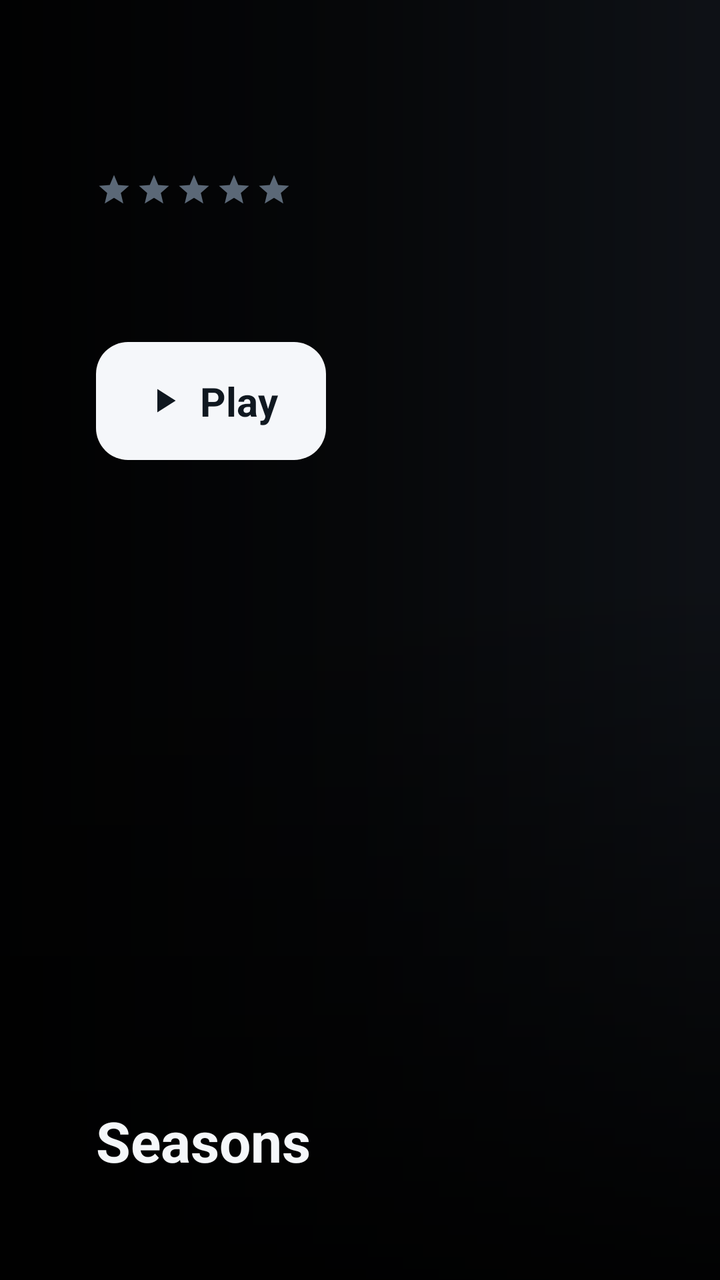
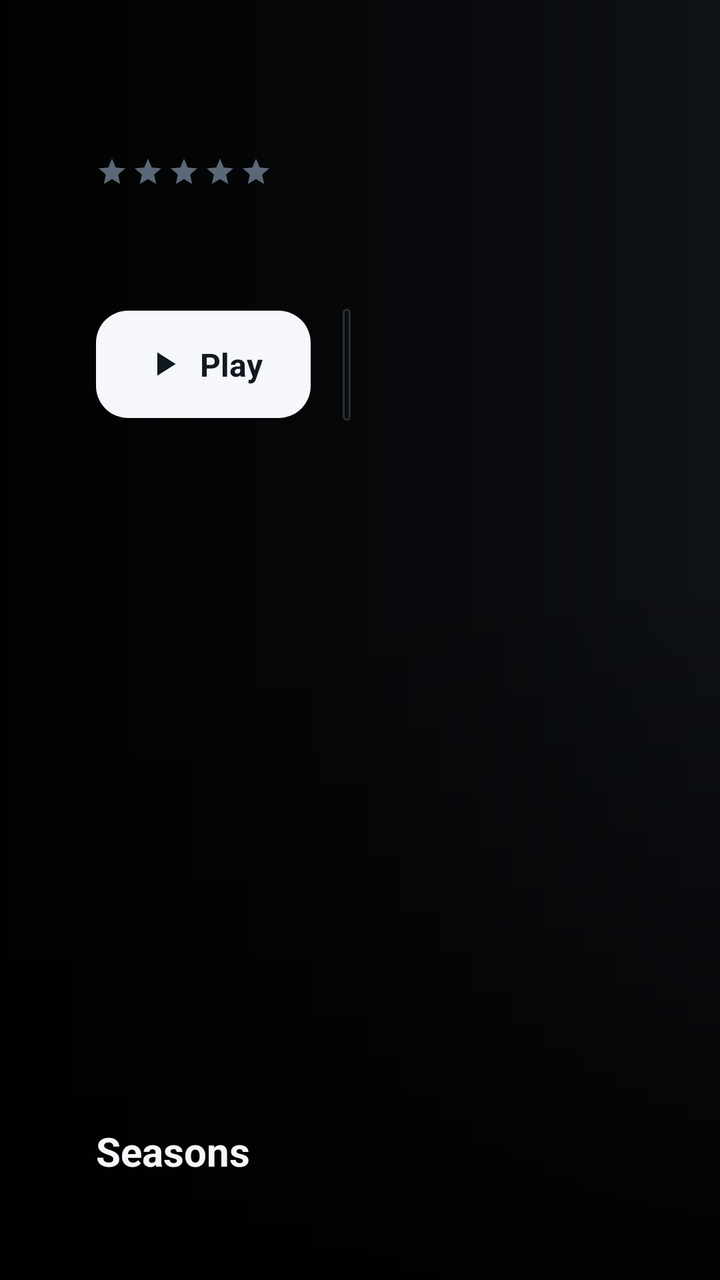

Screens rendered from an Android XML layout before and after an edit, with the pre-edit source and the edit as a unified diff.
<!-- AndroidManifest.xml: application theme Theme.IptvPlayer -->
<!-- res/layout/activity_series_detail.xml -->
<?xml version="1.0" encoding="utf-8"?>
<androidx.constraintlayout.widget.ConstraintLayout
    xmlns:android="http://schemas.android.com/apk/res/android"
    xmlns:app="http://schemas.android.com/apk/res-auto"
    android:layout_width="match_parent"
    android:layout_height="match_parent"
    android:background="@color/bg_root">

    <ImageView
        android:id="@+id/detailBackdrop"
        android:layout_width="0dp"
        android:layout_height="0dp"
        android:scaleType="centerCrop"
        android:contentDescription="@string/nav_series"
        app:layout_constraintTop_toTopOf="parent"
        app:layout_constraintBottom_toBottomOf="parent"
        app:layout_constraintStart_toStartOf="parent"
        app:layout_constraintEnd_toEndOf="parent" />

    <View
        android:layout_width="0dp"
        android:layout_height="0dp"
        android:background="@drawable/bg_scrim_left"
        app:layout_constraintTop_toTopOf="parent"
        app:layout_constraintBottom_toBottomOf="parent"
        app:layout_constraintStart_toStartOf="parent"
        app:layout_constraintEnd_toEndOf="parent" />

    <View
        android:layout_width="0dp"
        android:layout_height="360dp"
        android:background="@drawable/bg_scrim_bottom"
        app:layout_constraintBottom_toBottomOf="parent"
        app:layout_constraintStart_toStartOf="parent"
        app:layout_constraintEnd_toEndOf="parent" />

    <androidx.constraintlayout.widget.Guideline
        android:id="@+id/heroGuideline"
        android:layout_width="wrap_content"
        android:layout_height="wrap_content"
        android:orientation="vertical"
        app:layout_constraintGuide_percent="0.62" />

    
    <LinearLayout
        android:layout_width="0dp"
        android:layout_height="wrap_content"
        android:orientation="vertical"
        android:paddingHorizontal="@dimen/safe_area_h"
        android:paddingTop="@dimen/safe_area_v"
        app:layout_constraintTop_toTopOf="parent"
        app:layout_constraintStart_toStartOf="parent"
        app:layout_constraintEnd_toEndOf="@id/heroGuideline">

        <TextView
            android:id="@+id/detailTitle"
            android:layout_width="match_parent"
            android:layout_height="wrap_content"
            android:textColor="@color/text_primary"
            android:textSize="@dimen/text_big_title"
            android:textStyle="bold"
            android:maxLines="2"
            android:ellipsize="end" />

        <LinearLayout
            android:layout_width="wrap_content"
            android:layout_height="wrap_content"
            android:orientation="horizontal"
            android:gravity="center_vertical"
            android:layout_marginTop="@dimen/space_m">

            <LinearLayout
                android:id="@+id/ratingStars"
                android:layout_width="wrap_content"
                android:layout_height="wrap_content"
                android:orientation="horizontal"
                android:gravity="center_vertical"
                android:layout_marginEnd="@dimen/space_m">

                <ImageView android:id="@+id/star1" android:layout_width="18dp" android:layout_height="18dp" android:src="@drawable/ic_star_outline" android:contentDescription="@string/detail_rating" />
                <ImageView android:id="@+id/star2" android:layout_width="18dp" android:layout_height="18dp" android:src="@drawable/ic_star_outline" android:layout_marginStart="2dp" android:contentDescription="@null" />
                <ImageView android:id="@+id/star3" android:layout_width="18dp" android:layout_height="18dp" android:src="@drawable/ic_star_outline" android:layout_marginStart="2dp" android:contentDescription="@null" />
                <ImageView android:id="@+id/star4" android:layout_width="18dp" android:layout_height="18dp" android:src="@drawable/ic_star_outline" android:layout_marginStart="2dp" android:contentDescription="@null" />
                <ImageView android:id="@+id/star5" android:layout_width="18dp" android:layout_height="18dp" android:src="@drawable/ic_star_outline" android:layout_marginStart="2dp" android:contentDescription="@null" />
            </LinearLayout>

            <TextView
                android:id="@+id/detailYear"
                android:layout_width="wrap_content"
                android:layout_height="wrap_content"
                android:background="@drawable/bg_time_chip"
                android:paddingHorizontal="@dimen/space_s"
                android:paddingVertical="2dp"
                android:textColor="@color/text_primary"
                android:textSize="@dimen/text_body"
                android:textStyle="bold"
                android:visibility="gone" />

            <TextView
                android:id="@+id/detailDuration"
                android:layout_width="wrap_content"
                android:layout_height="wrap_content"
                android:layout_marginStart="@dimen/space_m"
                android:drawableStart="@drawable/ic_clock"
                android:drawablePadding="@dimen/space_xs"
                android:gravity="center_vertical"
                android:textColor="@color/text_secondary"
                android:textSize="@dimen/text_body"
                android:visibility="gone" />

            <TextView
                android:id="@+id/detailGenre"
                android:layout_width="wrap_content"
                android:layout_height="wrap_content"
                android:layout_marginStart="@dimen/space_m"
                android:textColor="@color/text_secondary"
                android:textSize="@dimen/text_body"
                android:maxLines="1"
                android:ellipsize="end"
                android:visibility="gone" />
        </LinearLayout>

        <TextView
            android:id="@+id/detailPlot"
            android:layout_width="match_parent"
            android:layout_height="wrap_content"
            android:layout_marginTop="@dimen/space_m"
            android:textColor="@color/text_primary"
            android:textSize="@dimen/text_body"
            android:lineSpacingMultiplier="1.2"
            android:maxLines="3"
            android:ellipsize="end" />

        <TextView
            android:id="@+id/detailMore"
            android:layout_width="wrap_content"
            android:layout_height="wrap_content"
            android:layout_marginTop="@dimen/space_xs"
            android:background="@drawable/bg_pill_dark"
            android:focusable="true"
            android:focusableInTouchMode="false"
            android:paddingHorizontal="@dimen/space_m"
            android:paddingVertical="@dimen/space_xs"
            android:text="@string/detail_more"
            android:textColor="@color/text_primary"
            android:textSize="@dimen/text_caption"
            android:visibility="gone" />

        <LinearLayout
            android:layout_width="wrap_content"
            android:layout_height="wrap_content"
            android:orientation="horizontal"
            android:gravity="center_vertical"
            android:layout_marginTop="@dimen/space_l">

            <LinearLayout
                android:id="@+id/playButton"
                android:layout_width="wrap_content"
                android:layout_height="wrap_content"
                android:orientation="horizontal"
                android:gravity="center_vertical"
                android:background="@drawable/bg_pill_light"
                android:focusable="true"
                android:focusableInTouchMode="false"
                android:paddingHorizontal="@dimen/space_l"
                android:paddingVertical="@dimen/space_m">

                <ImageView
                    android:layout_width="20dp"
                    android:layout_height="20dp"
                    android:src="@drawable/ic_play"
                    android:tint="#101820"
                    android:layout_marginEnd="@dimen/space_s"
                    android:contentDescription="@null" />

                <TextView
                    android:id="@+id/playLabel"
                    android:layout_width="wrap_content"
                    android:layout_height="wrap_content"
                    android:text="@string/detail_play"
                    android:textColor="#101820"
                    android:textSize="@dimen/text_body"
                    android:textStyle="bold" />
            </LinearLayout>

            <TextView
                android:id="@+id/trailerButton"
                android:layout_width="wrap_content"
                android:layout_height="wrap_content"
                android:layout_marginStart="@dimen/space_m"
                android:background="@drawable/bg_pill_dark"
                android:focusable="true"
                android:focusableInTouchMode="false"
                android:gravity="center_vertical"
                android:paddingHorizontal="@dimen/space_l"
                android:paddingVertical="@dimen/space_m"
                android:text="@string/detail_trailer"
                android:textColor="@color/text_primary"
                android:textSize="@dimen/text_body"
                android:textStyle="bold"
                android:visibility="gone" />

            <ImageView
                android:id="@+id/favoriteButton"
                android:layout_width="wrap_content"
                android:layout_height="wrap_content"
                android:layout_marginStart="@dimen/space_m"
                android:background="@drawable/bg_pill_dark"
                android:focusable="true"
                android:focusableInTouchMode="false"
                android:padding="@dimen/space_m"
                android:src="@drawable/ic_heart"
                android:contentDescription="@string/section_favorites" />
        </LinearLayout>
    </LinearLayout>

    
    <LinearLayout
        android:layout_width="0dp"
        android:layout_height="wrap_content"
        android:orientation="vertical"
        android:paddingHorizontal="@dimen/safe_area_h"
        android:paddingBottom="@dimen/safe_area_v"
        app:layout_constraintBottom_toBottomOf="parent"
        app:layout_constraintStart_toStartOf="parent"
        app:layout_constraintEnd_toEndOf="parent">

        <TextView
            android:id="@+id/seasonsLabel"
            android:layout_width="wrap_content"
            android:layout_height="wrap_content"
            android:text="@string/detail_seasons"
            android:textColor="@color/text_primary"
            android:textSize="@dimen/text_title"
            android:textStyle="bold"
            android:layout_marginBottom="@dimen/space_s" />

        <androidx.recyclerview.widget.RecyclerView
            android:id="@+id/seasonList"
            android:layout_width="match_parent"
            android:layout_height="wrap_content"
            android:clipToPadding="false" />

        <FrameLayout
            android:layout_width="match_parent"
            android:layout_height="wrap_content"
            android:layout_marginTop="@dimen/space_m">

            <androidx.recyclerview.widget.RecyclerView
                android:id="@+id/episodeList"
                android:layout_width="match_parent"
                android:layout_height="wrap_content"
                android:clipToPadding="false" />

            <ProgressBar
                android:id="@+id/loading"
                android:layout_width="wrap_content"
                android:layout_height="wrap_content"
                android:layout_gravity="center"
                android:visibility="gone" />

            <TextView
                android:id="@+id/emptyState"
                android:layout_width="wrap_content"
                android:layout_height="wrap_content"
                android:layout_gravity="center"
                android:text="@string/empty_channels"
                android:textColor="@color/text_secondary"
                android:textSize="@dimen/text_body"
                android:visibility="gone" />
        </FrameLayout>
    </LinearLayout>
</androidx.constraintlayout.widget.ConstraintLayout>
<!-- resources referenced by this layout -->
<resources>
  <color name="bg_root">#0E1116</color>
  <color name="text_primary">#F5F7FA</color>
  <color name="text_secondary">#9AA7B4</color>
  <dimen name="safe_area_h">48dp</dimen>
  <dimen name="safe_area_v">27dp</dimen>
  <dimen name="space_l">24dp</dimen>
  <dimen name="space_m">16dp</dimen>
  <dimen name="space_s">8dp</dimen>
  <dimen name="space_xs">4dp</dimen>
  <dimen name="text_big_title">32sp</dimen>
  <dimen name="text_body">20sp</dimen>
  <dimen name="text_caption">16sp</dimen>
  <dimen name="text_title">28sp</dimen>
  <!-- drawable bg_scrim_bottom (drawable) -->
  <?xml version="1.0" encoding="utf-8"?>
  <shape xmlns:android="http://schemas.android.com/apk/res/android" android:shape="rectangle">
      <gradient
          android:angle="90"
          android:startColor="#E6000000"
          android:endColor="#00000000"
          android:type="linear" />
  </shape>
  <!-- drawable bg_scrim_left (drawable) -->
  <?xml version="1.0" encoding="utf-8"?>
  <shape xmlns:android="http://schemas.android.com/apk/res/android" android:shape="rectangle">
      <gradient
          android:angle="0"
          android:startColor="#F2000000"
          android:centerColor="#99000000"
          android:endColor="#00000000"
          android:type="linear" />
  </shape>
  <!-- drawable bg_time_chip (drawable) -->
  <?xml version="1.0" encoding="utf-8"?>
  <shape xmlns:android="http://schemas.android.com/apk/res/android"
      android:shape="rectangle">
      <solid android:color="@color/glass_input" />
      <corners android:radius="@dimen/badge_radius" />
      <stroke android:width="1dp" android:color="@color/glass_stroke" />
  </shape>
  <!-- drawable ic_clock (drawable) -->
  <?xml version="1.0" encoding="utf-8"?>
  <vector xmlns:android="http://schemas.android.com/apk/res/android"
      android:width="24dp"
      android:height="24dp"
      android:viewportWidth="24"
      android:viewportHeight="24"
      android:tint="@color/text_secondary">
      <path
          android:fillColor="@android:color/white"
          android:pathData="M12,2C6.5,2 2,6.5 2,12s4.5,10 10,10 10,-4.5 10,-10S17.5,2 12,2zM12,20c-4.41,0 -8,-3.59 -8,-8s3.59,-8 8,-8 8,3.59 8,8 -3.59,8 -8,8zM12.5,7H11v6l5.25,3.15 0.75,-1.23 -4.5,-2.67z" />
  </vector>
  <!-- drawable ic_play (drawable) -->
  <?xml version="1.0" encoding="utf-8"?>
  <vector xmlns:android="http://schemas.android.com/apk/res/android"
      android:width="24dp" android:height="24dp"
      android:viewportWidth="24" android:viewportHeight="24"
      android:tint="@color/text_primary">
      <path android:fillColor="@android:color/white"
          android:pathData="M8,5v14l11,-7z" />
  </vector>
  <!-- drawable ic_star_outline (drawable) -->
  <?xml version="1.0" encoding="utf-8"?>
  <vector xmlns:android="http://schemas.android.com/apk/res/android"
      android:width="24dp"
      android:height="24dp"
      android:viewportWidth="24"
      android:viewportHeight="24"
      android:tint="@color/text_muted">
      <path
          android:fillColor="@android:color/white"
          android:pathData="M12,17.27L18.18,21l-1.64,-7.03L22,9.24l-7.19,-0.61L12,2 9.19,8.63 2,9.24l5.46,4.73L5.82,21z" />
  </vector>
  <string name="detail_more">more</string>
  <string name="detail_play">Play</string>
  <string name="detail_rating">Rating</string>
  <string name="detail_seasons">Seasons</string>
  <string name="detail_trailer">Trailer</string>
  <string name="empty_channels">Nothing here yet.</string>
  <string name="nav_series">Series</string>
  <string name="section_favorites">Favorites</string>
  <color name="glass_input_focused">#24FFFFFF</color>
  <dimen name="badge_radius">16dp</dimen>
  <color name="glass_stroke">#26FFFFFF</color>
  <color name="accent">#3DA9FC</color>
  <color name="glass_input">#14FFFFFF</color>
  <color name="text_muted">#5B6877</color>
  <!-- unchanged entries left out for length: 4 -->
</resources>

<!-- the commit's change to res/layout/activity_series_detail.xml (unified diff, before → after) -->
@@ -57,7 +57,7 @@
             android:layout_width="match_parent"
             android:layout_height="wrap_content"
             android:textColor="@color/text_primary"
-            android:textSize="@dimen/text_big_title"
+            android:textSize="@dimen/detail_title_text"
             android:textStyle="bold"
             android:maxLines="2"
             android:ellipsize="end" />
@@ -77,11 +77,11 @@
                 android:gravity="center_vertical"
                 android:layout_marginEnd="@dimen/space_m">
 
-                <ImageView android:id="@+id/star1" android:layout_width="18dp" android:layout_height="18dp" android:src="@drawable/ic_star_outline" android:contentDescription="@string/detail_rating" />
-                <ImageView android:id="@+id/star2" android:layout_width="18dp" android:layout_height="18dp" android:src="@drawable/ic_star_outline" android:layout_marginStart="2dp" android:contentDescription="@null" />
-                <ImageView android:id="@+id/star3" android:layout_width="18dp" android:layout_height="18dp" android:src="@drawable/ic_star_outline" android:layout_marginStart="2dp" android:contentDescription="@null" />
-                <ImageView android:id="@+id/star4" android:layout_width="18dp" android:layout_height="18dp" android:src="@drawable/ic_star_outline" android:layout_marginStart="2dp" android:contentDescription="@null" />
-                <ImageView android:id="@+id/star5" android:layout_width="18dp" android:layout_height="18dp" android:src="@drawable/ic_star_outline" android:layout_marginStart="2dp" android:contentDescription="@null" />
+                <ImageView android:id="@+id/star1" android:layout_width="16dp" android:layout_height="16dp" android:src="@drawable/ic_star_outline" android:contentDescription="@string/detail_rating" />
+                <ImageView android:id="@+id/star2" android:layout_width="16dp" android:layout_height="16dp" android:src="@drawable/ic_star_outline" android:layout_marginStart="2dp" android:contentDescription="@null" />
+                <ImageView android:id="@+id/star3" android:layout_width="16dp" android:layout_height="16dp" android:src="@drawable/ic_star_outline" android:layout_marginStart="2dp" android:contentDescription="@null" />
+                <ImageView android:id="@+id/star4" android:layout_width="16dp" android:layout_height="16dp" android:src="@drawable/ic_star_outline" android:layout_marginStart="2dp" android:contentDescription="@null" />
+                <ImageView android:id="@+id/star5" android:layout_width="16dp" android:layout_height="16dp" android:src="@drawable/ic_star_outline" android:layout_marginStart="2dp" android:contentDescription="@null" />
             </LinearLayout>
 
             <TextView
@@ -92,7 +92,7 @@
                 android:paddingHorizontal="@dimen/space_s"
                 android:paddingVertical="2dp"
                 android:textColor="@color/text_primary"
-                android:textSize="@dimen/text_body"
+                android:textSize="@dimen/detail_meta_text"
                 android:textStyle="bold"
                 android:visibility="gone" />
 
@@ -105,7 +105,7 @@
                 android:drawablePadding="@dimen/space_xs"
                 android:gravity="center_vertical"
                 android:textColor="@color/text_secondary"
-                android:textSize="@dimen/text_body"
+                android:textSize="@dimen/detail_meta_text"
                 android:visibility="gone" />
 
             <TextView
@@ -114,7 +114,7 @@
                 android:layout_height="wrap_content"
                 android:layout_marginStart="@dimen/space_m"
                 android:textColor="@color/text_secondary"
-                android:textSize="@dimen/text_body"
+                android:textSize="@dimen/detail_meta_text"
                 android:maxLines="1"
                 android:ellipsize="end"
                 android:visibility="gone" />
@@ -126,7 +126,7 @@
             android:layout_height="wrap_content"
             android:layout_marginTop="@dimen/space_m"
             android:textColor="@color/text_primary"
-            android:textSize="@dimen/text_body"
+            android:textSize="@dimen/detail_meta_text"
             android:lineSpacingMultiplier="1.2"
             android:maxLines="3"
             android:ellipsize="end" />
@@ -162,6 +162,7 @@
                 android:background="@drawable/bg_pill_light"
                 android:focusable="true"
                 android:focusableInTouchMode="false"
+                android:nextFocusDown="@id/seasonList"
                 android:paddingHorizontal="@dimen/space_l"
                 android:paddingVertical="@dimen/space_m">
 
@@ -179,7 +180,7 @@
                     android:layout_height="wrap_content"
                     android:text="@string/detail_play"
                     android:textColor="#101820"
-                    android:textSize="@dimen/text_body"
+                    android:textSize="@dimen/detail_action_text"
                     android:textStyle="bold" />
             </LinearLayout>
 
@@ -196,7 +197,7 @@
                 android:paddingVertical="@dimen/space_m"
                 android:text="@string/detail_trailer"
                 android:textColor="@color/text_primary"
-                android:textSize="@dimen/text_body"
+                android:textSize="@dimen/detail_action_text"
                 android:textStyle="bold"
                 android:visibility="gone" />
 
@@ -231,7 +232,7 @@
             android:layout_height="wrap_content"
             android:text="@string/detail_seasons"
             android:textColor="@color/text_primary"
-            android:textSize="@dimen/text_title"
+            android:textSize="@dimen/detail_section_text"
             android:textStyle="bold"
             android:layout_marginBottom="@dimen/space_s" />
 
@@ -239,6 +240,8 @@
             android:id="@+id/seasonList"
             android:layout_width="match_parent"
             android:layout_height="wrap_content"
+            android:nextFocusUp="@id/playButton"
+            android:nextFocusDown="@id/episodeList"
             android:clipToPadding="false" />
 
         <FrameLayout
@@ -250,6 +253,7 @@
                 android:id="@+id/episodeList"
                 android:layout_width="match_parent"
                 android:layout_height="wrap_content"
+                android:nextFocusUp="@id/seasonList"
                 android:clipToPadding="false" />
 
             <ProgressBar
@@ -266,7 +270,7 @@
                 android:layout_gravity="center"
                 android:text="@string/empty_channels"
                 android:textColor="@color/text_secondary"
-                android:textSize="@dimen/text_body"
+                android:textSize="@dimen/detail_meta_text"
                 android:visibility="gone" />
         </FrameLayout>
     </LinearLayout>
<!-- resource entries referenced after the edit -->
@@ -3,16 +3,17 @@
   <color name="bg_root">#0E1116</color>
   <color name="text_primary">#F5F7FA</color>
   <color name="text_secondary">#9AA7B4</color>
+  <dimen name="detail_action_text">16sp</dimen>
+  <dimen name="detail_meta_text">15sp</dimen>
+  <dimen name="detail_section_text">20sp</dimen>
+  <dimen name="detail_title_text">26sp</dimen>
   <dimen name="safe_area_h">48dp</dimen>
   <dimen name="safe_area_v">27dp</dimen>
   <dimen name="space_l">24dp</dimen>
   <dimen name="space_m">16dp</dimen>
   <dimen name="space_s">8dp</dimen>
   <dimen name="space_xs">4dp</dimen>
-  <dimen name="text_big_title">32sp</dimen>
-  <dimen name="text_body">20sp</dimen>
   <dimen name="text_caption">16sp</dimen>
-  <dimen name="text_title">28sp</dimen>
   <!-- drawable bg_scrim_bottom (drawable) -->
   <?xml version="1.0" encoding="utf-8"?>
   <shape xmlns:android="http://schemas.android.com/apk/res/android" android:shape="rectangle">
